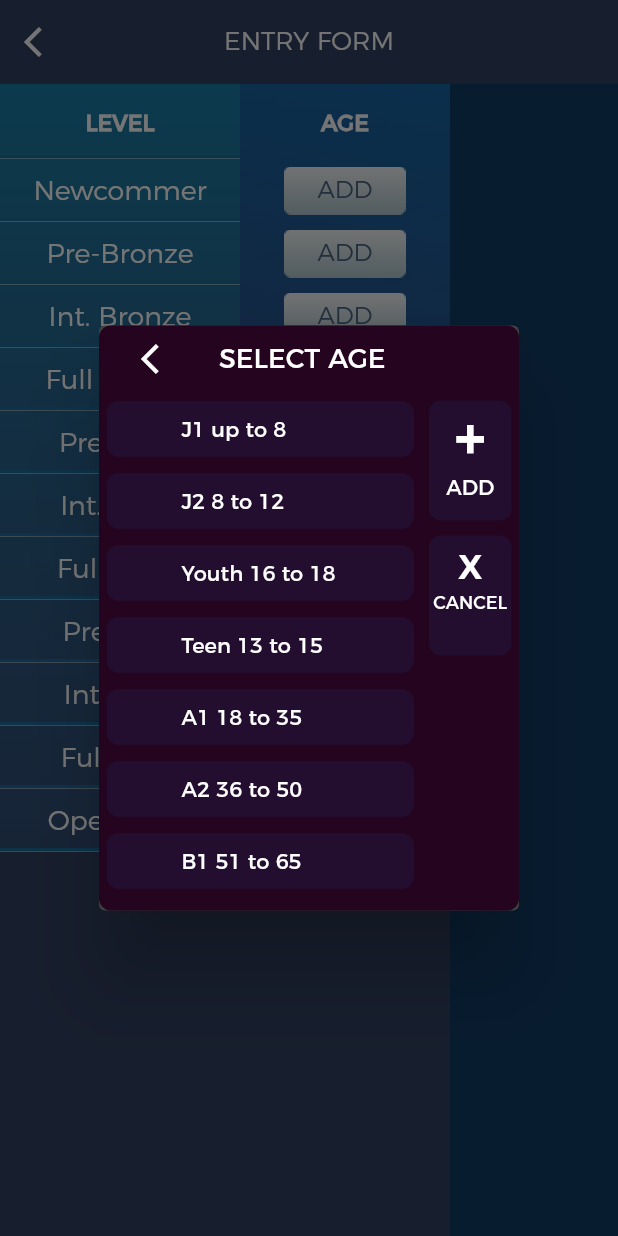
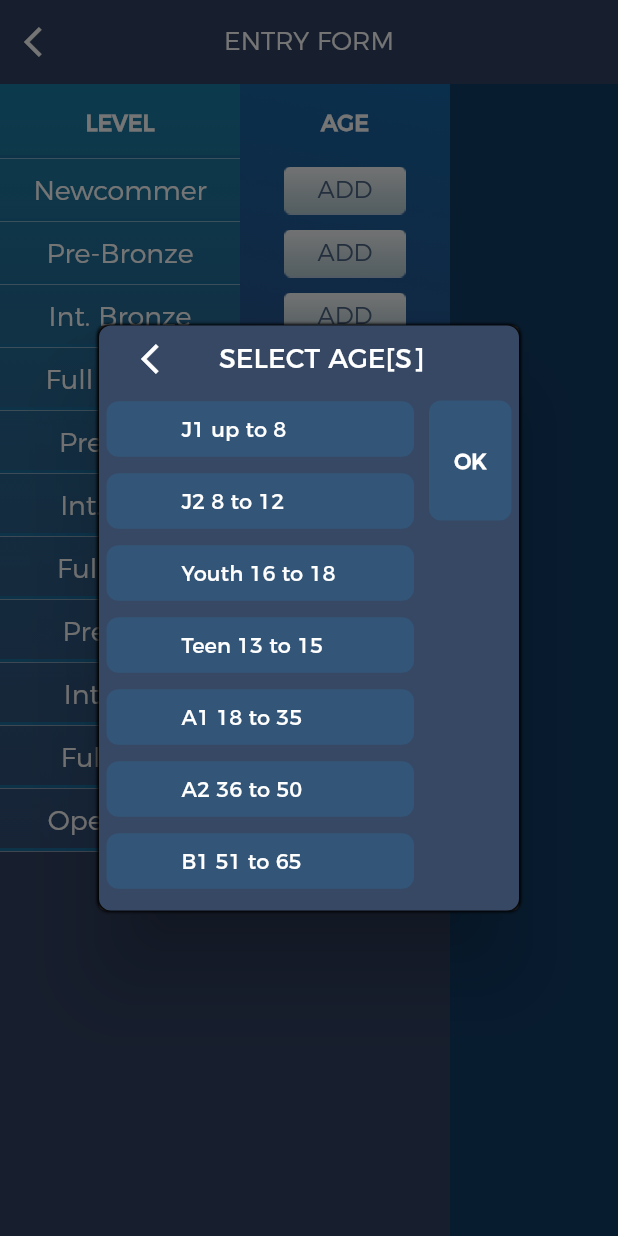
Before and after one commit to supitchayapat/mainframe-app, a Flutter app: the EntryForm screen opened by its route, after a tap on "ADD", on a phone screen of 412 x 824 dp. Run offline on Flutter 3.47's test engine with Material 2 defaults, Android fonts, the phone set to English and light mode, and no system bars; our stand-ins replace firebase_auth, firebase_database, string_scanner; missing offline and left inert: facebook_sign_in, validator; accounts and stored records are empty.

Commit message:
entry form widget changes

```diff
--- a/lib/src/screen/entry_form_a24.dart
+++ b/lib/src/screen/entry_form_a24.dart
@@ -1,3 +1,4 @@
+import 'dart:collection';
 import 'package:flutter/material.dart';
 import 'package:myapp/src/widget/MFAppBar.dart';
 import 'package:myapp/src/widget/CompetitionForm.dart';
@@ -10,13 +11,133 @@ class EntryForm extends StatefulWidget {
 }
 
 class _EntryFormState extends State<EntryForm> {
+  HashMap<String, List<String>> levelMap = new HashMap<String, List<String>>();
   String categoryVal = "";
+  List<String> smoothHeadings = <String>[
+    "W", "T", "F", "W"
+  ];
+  List<String> smoothValues = <String>[
+    "W1", "T", "F", "W2"
+  ];
+  Map<String, Color> smoothBgs = {
+    "W1": Colors.amber,
+    "T": Colors.lightBlueAccent,
+    "F": Colors.indigo,
+    "W2": Colors.cyanAccent,
+  };
 
   void _handleCategoryChanged(String val) {
     setState((){
       categoryVal = val;
-      //rightPanel = _buildRightPanel();
     });
+  }
+
+  Widget _buildLevelColumn(String levelTxt) {
+    return new Container(
+      alignment: Alignment.center,
+      decoration: new BoxDecoration(
+          image: new DecorationImage(
+              image: new ExactAssetImage("mainframe_assets/images/level_row_divider.png"),
+              fit: BoxFit.contain,
+              alignment: Alignment.bottomCenter
+          )
+      ),
+      padding: const EdgeInsets.all(5.0),
+      height: 42.0,
+      child: new Text(
+          levelTxt,
+          style: new TextStyle(
+              fontSize: 18.0,
+              fontFamily: "Montserrat-Light"
+          )
+      ),
+    );
+  }
+
+  Widget _buildAgeColumn(String levelTxt, {String buttonTxt : "ADD"}) {
+    String _imgAsset = "mainframe_assets/images/add_button.png";
+    if(buttonTxt != "ADD") {
+      _imgAsset = "mainframe_assets/images/add_highlight.png";
+    }
+    return new Container(
+      alignment: Alignment.center,
+      //color: Colors.amber,
+      height: 42.0,
+      padding: const EdgeInsets.all(5.0),
+      child: new MainFrameButton(
+        imgAsset: _imgAsset,
+        imgHeight: 32.0,
+        fontSize: 16.0,
+        onPressed: (){
+          List<String> _selButtons = <String>[];
+          if(levelMap.containsKey(levelTxt)) {
+            _selButtons = levelMap[levelTxt];
+          }
+          showAgeCategoryDialog(context, _selButtons, () {
+            //print("COMPLETED");
+            //levelMap.putIfAbsent(levelTxt, () => _selButtons);
+            levelMap[levelTxt] = _selButtons;
+            if(_selButtons.length < 1) {
+              levelMap.remove(levelTxt);
+            }
+          });
+        },
+        child: new Text(buttonTxt, style: new TextStyle(color: buttonTxt == "ADD" ? const Color(0xff4e6686) : Colors.white)),
+      ),
+    );
+  }
+
+  List<Widget> _buildRightTable() {
+    return <Widget>[
+      new Container(
+        alignment: Alignment.bottomCenter,
+        height: 30.0,
+        child: new Text(
+            "SMOOTH",
+            style: new TextStyle(
+                fontSize: 15.0,
+                fontWeight: FontWeight.bold
+            )
+        ),
+      ),
+      //new Padding(padding: const EdgeInsets.only(top: 5.0)),
+      new Row(
+        mainAxisAlignment: MainAxisAlignment.spaceEvenly,
+        children: smoothHeadings.map((heading) {
+          return new Expanded(
+              child: new Container(
+                //color: smoothBgs[heading],
+                alignment: Alignment.center,
+                child: new Container(
+                  alignment: Alignment.center,
+                  //color: Colors.cyanAccent,
+                  width: 20.0,
+                  height: 20.0,
+                  child: new Text(heading),
+                ),
+              )
+          );
+        }).toList(),
+      )
+      /*new Row(
+        mainAxisAlignment: MainAxisAlignment.spaceEvenly,
+        children: smoothValues.map((headingVal) {
+          return new Expanded(
+              child: new Container(
+                color: smoothBgs[headingVal],
+                alignment: Alignment.center,
+                height: 42.0,
+                child: new Container(
+                  alignment: Alignment.center,
+                  child: new Radio(
+                      value: headingVal, groupValue: categoryVal, onChanged: _handleCategoryChanged
+                  ),
+                ),
+              )
+          );
+        }).toList(),
+      )*/
+    ];
   }
 
   @override
@@ -30,6 +151,9 @@ class _EntryFormState extends State<EntryForm> {
 
     List<Widget> _children = <Widget>[];
     List<Widget> _childrenAdd = <Widget>[];
+    List<Widget> _minLPanelChildren = <Widget>[];
+    List<Widget> _rightPanelChildren = <Widget>[];
+
     _children.add(new Container(
       decoration: new BoxDecoration(
           image: new DecorationImage(
@@ -61,7 +185,44 @@ class _EntryFormState extends State<EntryForm> {
     ));
 
     for(String level in levels) {
-      _children.add(new Container(
+      if(!levelMap.containsKey(level)) {
+        _children.add(_buildLevelColumn(level));
+        _childrenAdd.add(_buildAgeColumn(level));
+      } else {
+        levelMap[level].forEach((val) {
+          List<String> ageValues = val.split(" ");
+          _children.add(_buildLevelColumn(level));
+          _childrenAdd.add(_buildAgeColumn(level, buttonTxt: ageValues[0]));
+        });
+      }
+    }
+
+    // minimized left panel children
+    _minLPanelChildren.add(new Container(
+      decoration: new BoxDecoration(
+          image: new DecorationImage(
+              image: new ExactAssetImage("mainframe_assets/images/level_row_divider.png"),
+              fit: BoxFit.contain,
+              alignment: Alignment.bottomCenter
+          )
+      ),
+      alignment: Alignment.center,
+      height: 50.0,
+      child: new Text(
+          "LEVEL - AGE",
+          style: new TextStyle(
+              fontSize: 15.0,
+              fontWeight: FontWeight.bold
+          )
+      ),
+    ));
+
+    _rightPanelChildren.addAll(_buildRightTable());
+
+    levelMap.forEach((key, values){
+      values.forEach((val){
+        List<String> ageValues = val.split(" ");
+        _minLPanelChildren.add(new Container(
           alignment: Alignment.center,
           decoration: new BoxDecoration(
               image: new DecorationImage(
@@ -73,34 +234,34 @@ class _EntryFormState extends State<EntryForm> {
           padding: const EdgeInsets.all(5.0),
           height: 42.0,
           child: new Text(
-          level,
+              key+" - "+ageValues[0],
               style: new TextStyle(
-                fontSize: 18.0,
+                  fontSize: 15.0,
                   fontFamily: "Montserrat-Light"
               )
           ),
         ));
 
-      _childrenAdd.add(new Container(
+        _rightPanelChildren.add(new Row(
+          mainAxisAlignment: MainAxisAlignment.spaceEvenly,
+          children: smoothValues.map((headingVal) {
+            return new Expanded(
+                child: new Container(
+                  //color: smoothBgs[headingVal],
                   alignment: Alignment.center,
-        //color: Colors.amber,
                   height: 42.0,
-        padding: const EdgeInsets.all(5.0),
-        child: new MainFrameButton(
-          imgAsset: "mainframe_assets/images/add_button.png",
-          imgHeight: 32.0,
-          fontSize: 16.0,
-          onPressed: (){
-            List<String> _selButtons = <String>[];
-            showAgeCategoryDialog(context, _selButtons, () {
-              //print("COMPLETED");
-              //print(_selButtons);
+                  child: new Container(
+                    alignment: Alignment.center,
+                    child: new Radio(
+                        value: headingVal, groupValue: categoryVal, onChanged: _handleCategoryChanged
+                    ),
+                  ),
+                )
+            );
+          }).toList(),
+        ));
       });
-          },
-          child: new Text("ADD", style: new TextStyle(color: const Color(0xff4e6686))),
-        ),
-      ));
-    }
+    });
 
     return new Scaffold(
       appBar: new MFAppBar("ENTRY FORM", context),
@@ -152,35 +313,31 @@ class _EntryFormState extends State<EntryForm> {
           ),
         ),
         minimizedLeftPanel: new Container(
-            child: new Text("Minimized Left"),
+          decoration: new BoxDecoration(
+              gradient: new LinearGradient(
+                begin: const Alignment(0.0, -1.0),
+                end: const Alignment(0.0, 2.0),
+                colors: <Color>[
+                  const Color(0xff1A7FA7),
+                  const Color(0x003E5A9B)
+                ],
+              )
+          ),
+          child: new ListView(
+            children: _minLPanelChildren,
+          ),
         ),
         rightPanelTabs: <Widget>[
+          // first tab contain SMOOTH
           new Container(
               color: new Color(0xff113E69),
               child: new ListView(
-                  children: <Widget>[
-                    new Center( child: new Text("SMOOTH")),
-                    new Padding(padding: const EdgeInsets.only(top: 5.0)),
-                    new Row(
-                      mainAxisAlignment: MainAxisAlignment.spaceEvenly,
-                      children: <Widget>[
-                        new Text("W"),
-                        new Text("T"),
-                        new Text("F"),
-                        new Text("W"),
-                      ],
+                children: _rightPanelChildren,
+              )
           ),
-                    new Row(
-                      mainAxisAlignment: MainAxisAlignment.spaceEvenly,
-                      children: <Widget>[
-                        new Radio(value: "W1", groupValue: categoryVal, onChanged: _handleCategoryChanged),
-                        new Radio(value: "T", groupValue: categoryVal, onChanged: _handleCategoryChanged),
-                        new Radio(value: "F", groupValue: categoryVal, onChanged: _handleCategoryChanged),
-                        new Radio(value: "W2", groupValue: categoryVal, onChanged: _handleCategoryChanged),
-                      ],
-                    )
-                  ],
-                )
+          // next tab contains RHYTHM
+          new Container(
+            child: new Text("Testing"),
           )
         ],
       ),
--- a/lib/src/util/ScreenUtils.dart
+++ b/lib/src/util/ScreenUtils.dart
@@ -58,14 +58,22 @@ Future<dynamic> showAgeCategoryDialog(BuildContext context, List<String> _select
     return new MaterialButton(
         padding: const EdgeInsets.all(5.0),
         onPressed: (){
-          _selectedButtons.add(str);
+          if(_selectedButtons.contains(str)) {
+            _selectedButtons.remove(str);
+          } else {
+            _selectedButtons.add(str);
+          }
           Navigator.of(context).pop();
           showAgeCategoryDialog(context, _selectedButtons, onComplete);
         },
         child: new Container(
           decoration: new BoxDecoration(
               borderRadius: const BorderRadius.all(const Radius.circular(8.0)),
-              color: _selectedButtons.contains(str) ? new Color(0xff249A9E) : new Color(0xff230E30),
+              color: _selectedButtons.contains(str) ? new Color(0xff249A9E) : new Color(0xff335577),
+              /*image: new DecorationImage(
+                  image: new ExactAssetImage("mainframe_assets/images/age_modal_btn.png"),
+                  fit: BoxFit.cover,
+              )*/
           ),
           padding: const EdgeInsets.only(top: 10.0, bottom: 10.0, left: 50.0, right: 50.0),
           child: new Text(str),
@@ -81,12 +89,18 @@ Future<dynamic> showAgeCategoryDialog(BuildContext context, List<String> _select
 
   return showDialog<Null>(
     context: context,
-    barrierDismissible: false,
+    //barrierDismissible: false,
     child: new Dialog(
       child: new Container(
         decoration: new BoxDecoration(
             borderRadius: const BorderRadius.all(const Radius.circular(8.0)),
-            color: new Color(0xff24041E)
+            color: new Color(0xff364864),
+            boxShadow: <BoxShadow>[
+              new BoxShadow(
+                blurRadius: 1.0,
+                spreadRadius: 1.0
+              )
+            ]
         ),
         height: 390.0,
         width: 180.0,
@@ -107,7 +121,7 @@ Future<dynamic> showAgeCategoryDialog(BuildContext context, List<String> _select
                           }
                       )
                   ),
-                  new Text("SELECT AGE", style: new TextStyle(fontSize: 18.0))
+                  new Text("SELECT AGE[S]", style: new TextStyle(fontSize: 18.0))
                 ],
               ),
             ),
@@ -138,20 +152,22 @@ Future<dynamic> showAgeCategoryDialog(BuildContext context, List<String> _select
                                     height: 80.0,
                                     decoration: new BoxDecoration(
                                         borderRadius: const BorderRadius.all(const Radius.circular(8.0)),
-                                        color: new Color(0xff230E30)
+                                        color: new Color(0xff335577)
                                     ),
-                                    child: new Column(
+                                    /*child: new Column(
                                       children: <Widget>[
-                                        new Text("+", style: new TextStyle(fontSize: 40.0, fontWeight: FontWeight.bold)),
-                                        new Text("ADD")
+                                        //new Text("+", style: new TextStyle(fontSize: 40.0, fontWeight: FontWeight.bold)),
+                                        new Icon(Icons.check),
+                                        new Text("OK")
                                       ],
                                       crossAxisAlignment: CrossAxisAlignment.center,
-                                    ),
+                                    ),*/
+                                    child: new Text("OK", style: new TextStyle(fontWeight: FontWeight.bold)),
                                     alignment: Alignment.center,
                                   )
                               ),
                             ),
-                            new Container(
+                            /*new Container(
                               child: new MaterialButton(
                                   padding: const EdgeInsets.all(5.0),
                                   onPressed: () {
@@ -162,7 +178,7 @@ Future<dynamic> showAgeCategoryDialog(BuildContext context, List<String> _select
                                     height: 80.0,
                                     decoration: new BoxDecoration(
                                         borderRadius: const BorderRadius.all(const Radius.circular(8.0)),
-                                        color: new Color(0xff230E30)
+                                        color: new Color(0xff335577)
                                     ),
                                     child: new Column(
                                       children: <Widget>[
@@ -174,7 +190,7 @@ Future<dynamic> showAgeCategoryDialog(BuildContext context, List<String> _select
                                     alignment: Alignment.center,
                                   )
                               ),
-                            )
+                            )*/
                           ],
                         )
                       )
--- a/lib/src/widget/CompetitionForm.dart
+++ b/lib/src/widget/CompetitionForm.dart
@@ -58,6 +58,8 @@ class _CompetitionFormState extends State<CompetitionForm> {
   final GlobalKey _drawerKey = new GlobalKey();
   Widget leftPanel;
   Widget rightPanel;
+  bool isMaximizedLeft = true;
+  bool isBuildRPanel = false;
 
   @override
   void initState() {
@@ -78,22 +80,30 @@ class _CompetitionFormState extends State<CompetitionForm> {
       if(!_scrollController.position.atEdge) {
         if(_scrollController.position.pixels > 50.0) {
           leftPanel = _buildMinimizedLPanel();
+          isMaximizedLeft = false;
         } else {
           leftPanel = _buildMaximizedLPanel();
+          isMaximizedLeft = true;
         }
       }
       else {
-        if(_scrollController.position.pixels < 50.0)
+        if(_scrollController.position.pixels < 50.0) {
           leftPanel = _buildMaximizedLPanel();
-        else
+          isMaximizedLeft = true;
+        }
+        else {
           leftPanel = _buildMinimizedLPanel();
+          isMaximizedLeft = false;
+        }
       }
 
       if(_width <= 200.0) {
         rightPanel = _buildRightPanel();
+        isBuildRPanel = true;
       }
       else {
         rightPanel = new Container(color: new Color(0xff113E69));
+        isBuildRPanel = false;
       }
     });
   }
@@ -117,12 +127,8 @@ class _CompetitionFormState extends State<CompetitionForm> {
     if(widget.rightPanelTabs != null) {
       children.addAll(widget.rightPanelTabs.map((widget) {
         return new Container(
-          child: new Card(
-            elevation: 0.0,
-            //color: Colors.amber,
-            child: new Center(
-                child: widget
-            ),
+          child: new Center(
+              child: widget
           ),
         );
       }).toList());
@@ -133,7 +139,7 @@ class _CompetitionFormState extends State<CompetitionForm> {
     return new DefaultTabController(
         length: widget.rightPanelTabs != null ? widget.rightPanelTabs.length : 0,
         child: new Container(
-          color: new Color(0xff113E69),
+          //color: new Color(0xff113E69),
           child: new TabBarView(
               children: children,
           ),
@@ -156,6 +162,13 @@ class _CompetitionFormState extends State<CompetitionForm> {
       rPanelWidth = (mediaQueryData.size.width - 250.0) + 135;
     }
     //print(mediaQueryData.size.width - 250.0);
+
+    if(isMaximizedLeft) {
+      leftPanel = _buildMaximizedLPanel();
+    }
+    if(isBuildRPanel) {
+      rightPanel = _buildRightPanel();
+    }
 
     return new SizedBox.expand(
       child: new NotificationListener<ScrollEndNotification>(
--- a/pubspec.yaml
+++ b/pubspec.yaml
@@ -35,6 +35,8 @@ flutter:
     - mainframe_assets/images/powered_by_2x.png
     - mainframe_assets/images/button_mds.png
     - mainframe_assets/images/add_button.png
+    - mainframe_assets/images/add_highlight.png
+    - mainframe_assets/images/age_modal_btn.png
     - mainframe_assets/images/level_row_divider.png
     - mainframe_assets/images/sel_age_bg.png
   # icons
```
Also changed, not shown: mainframe_assets/images/add_highlight.png (added), mainframe_assets/images/age_modal_btn.png (added). Lines whose indentation alone changed are shown as unchanged.
